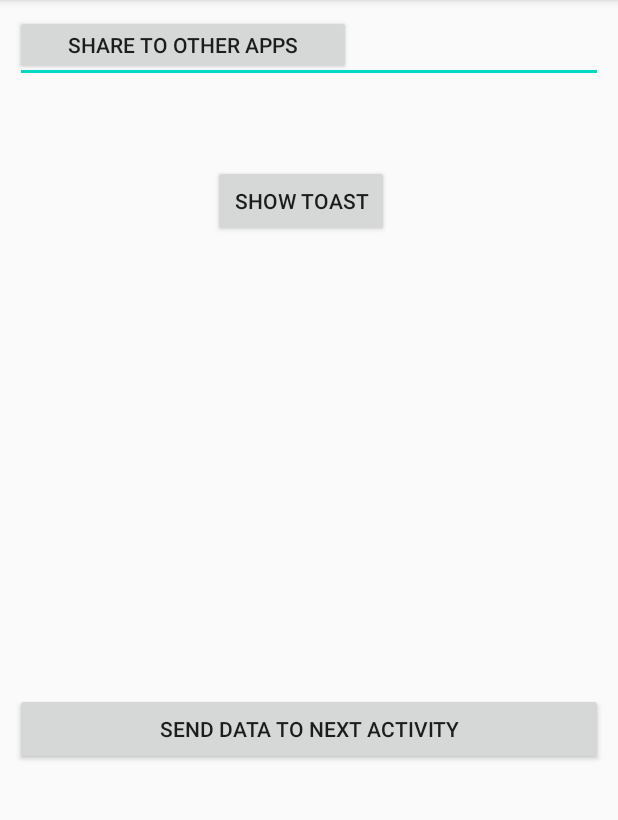
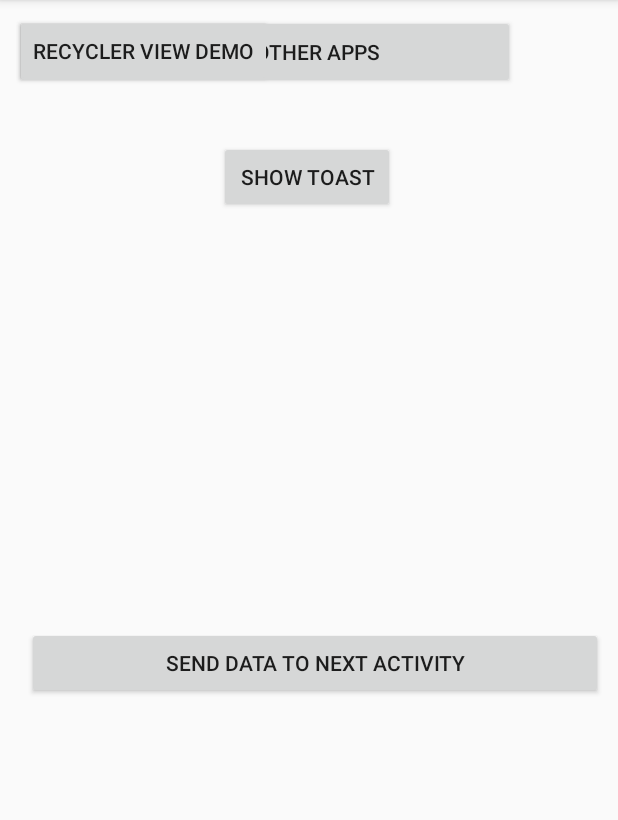
Before and after one commit to Hirozumi-Ryosuke/MsgShareApps, an Android app: the screen it shows after launch (MainActivity), on a phone screen of 412 x 824 dp, the part 84-904 px from its top. Run offline under Robolectric (Android 15) with nearby library versions, the phone set to English and light mode, and no system bars.

```diff
--- /dev/null
+++ b/app/src/main/java/smartherd/com/HobbiesActivity.kt
@@ -0,0 +1 @@
+package smartherd.com
--- a/app/src/main/java/smartherd/com/MainActivity.kt
+++ b/app/src/main/java/smartherd/com/MainActivity.kt
@@ -38,7 +38,13 @@ class MainActivity : AppCompatActivity() {
             intent.putExtra(Intent.EXTRA_TEXT, message)
             intent.type = "text/plain"
 
-            startActivity(Intent.createChooser(intent, "Share to : "))
+            startActivity(Intent.createChooser(intent, "Please select app : "))
+        }
+
+        btnRecyclerViewDemo.setOnClickListener {
+
+            val intent = Intent(this, HobbiesActivity::class.java)
+            startActivity(intent)
         }
     }
 }
--- a/app/src/main/res/layout/activity_main.xml
+++ b/app/src/main/res/layout/activity_main.xml
@@ -12,65 +12,61 @@
         android:layout_width="match_parent"
         android:layout_height="match_parent"
         android:padding="10dp"
-        app:layout_constraintBottom_toBottomOf="parent"
         tools:layout_editor_absoluteX="0dp">
 
         <Button
             android:id="@+id/btnShowToast"
             android:layout_width="117dp"
             android:layout_height="48dp"
-            android:layout_marginStart="132dp"
-            android:layout_marginTop="100dp"
+            android:layout_marginStart="136dp"
+            android:layout_marginTop="84dp"
             android:text="Show Toast"
             app:layout_constraintStart_toStartOf="parent"
             app:layout_constraintTop_toTopOf="parent" />
 
         <EditText
             android:id="@+id/etUserMessage"
-            android:layout_width="match_parent"
-            android:layout_height="wrap_content"
+            android:layout_width="wrap_content"
+            android:layout_height="0dp"
             android:ems="10"
             android:hint="Enter your Massage"
             tools:ignore="MissingConstraints"
-            tools:layout_editor_absoluteX="16dp"
-            tools:layout_editor_absoluteY="213dp" />
+            tools:layout_editor_absoluteX="91dp"
+            tools:layout_editor_absoluteY="176dp" />
 
         <Button
             android:id="@+id/btnSendMsgToNextActivity"
             android:layout_width="match_parent"
             android:layout_height="wrap_content"
-            android:layout_marginBottom="248dp"
+            android:layout_marginStart="8dp"
+            android:layout_marginBottom="292dp"
             android:text="Send Data To Next Activity"
             app:layout_constraintBottom_toBottomOf="parent"
             app:layout_constraintStart_toStartOf="parent" />
 
         <Button
             android:id="@+id/btnShareToOtherApps"
-            android:layout_width="224dp"
-            android:layout_height="40dp"
+            android:layout_width="333dp"
+            android:layout_height="49dp"
             android:text="Share to other Apps"
-            tools:layout_editor_absoluteX="81dp"
-            tools:layout_editor_absoluteY="384dp"
-            tools:ignore="MissingConstraints" />
-
-        <androidx.constraintlayout.widget.Guideline
-            android:id="@+id/guideline"
-            android:layout_width="wrap_content"
-            android:layout_height="wrap_content"
-            android:orientation="vertical"
-            app:layout_constraintGuide_begin="116dp" />
+            tools:ignore="MissingConstraints"
+            tools:layout_editor_absoluteX="33dp"
+            tools:layout_editor_absoluteY="315dp" />
 
         <androidx.constraintlayout.widget.Group
             android:id="@+id/group"
             android:layout_width="wrap_content"
             android:layout_height="wrap_content" />
 
-        <androidx.constraintlayout.widget.Guideline
-            android:id="@+id/guideline2"
+        <Button
+            android:id="@+id/btnRecyclerViewDemo"
             android:layout_width="wrap_content"
             android:layout_height="wrap_content"
-            android:orientation="horizontal"
-            app:layout_constraintGuide_begin="20dp" />
+            android:text="Recycler View Demo"
+            tools:layout_editor_absoluteX="156dp"
+            tools:layout_editor_absoluteY="447dp"
+            tools:ignore="MissingConstraints" />
+
     </androidx.constraintlayout.widget.ConstraintLayout>
 
 </RelativeLayout>
```
